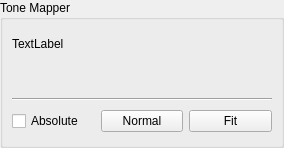
PearCoding/PearRay, file src/diagnostic/ui/ToneMapperEditor.ui: the form before one commit.
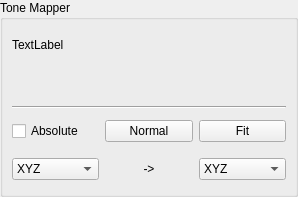
The form after the commit. Custom widgets are drawn as their Qt base class.

What changed in the file:
```diff
--- a/src/diagnostic/ui/ToneMapperEditor.ui
+++ b/src/diagnostic/ui/ToneMapperEditor.ui
@@ -6,8 +6,8 @@
    <rect>
     <x>0</x>
     <y>0</y>
-    <width>284</width>
-    <height>148</height>
+    <width>298</width>
+    <height>197</height>
    </rect>
   </property>
   <property name="windowTitle">
@@ -115,6 +115,68 @@
            </layout>
           </widget>
          </item>
+         <item>
+          <widget class="QWidget" name="widget_2" native="true">
+           <layout class="QHBoxLayout" name="horizontalLayout">
+            <property name="leftMargin">
+             <number>0</number>
+            </property>
+            <property name="topMargin">
+             <number>0</number>
+            </property>
+            <property name="rightMargin">
+             <number>0</number>
+            </property>
+            <property name="bottomMargin">
+             <number>0</number>
+            </property>
+            <item>
+             <widget class="QComboBox" name="formatFromCB">
+              <item>
+               <property name="text">
+                <string>XYZ</string>
+               </property>
+              </item>
+              <item>
+               <property name="text">
+                <string>sRGB</string>
+               </property>
+              </item>
+             </widget>
+            </item>
+            <item>
+             <widget class="QLabel" name="label">
+              <property name="text">
+               <string>-&gt;</string>
+              </property>
+              <property name="textFormat">
+               <enum>Qt::PlainText</enum>
+              </property>
+              <property name="scaledContents">
+               <bool>false</bool>
+              </property>
+              <property name="alignment">
+               <set>Qt::AlignCenter</set>
+              </property>
+             </widget>
+            </item>
+            <item>
+             <widget class="QComboBox" name="formatToCB">
+              <item>
+               <property name="text">
+                <string>XYZ</string>
+               </property>
+              </item>
+              <item>
+               <property name="text">
+                <string>sRGB</string>
+               </property>
+              </item>
+             </widget>
+            </item>
+           </layout>
+          </widget>
+         </item>
         </layout>
        </widget>
       </item>
```
